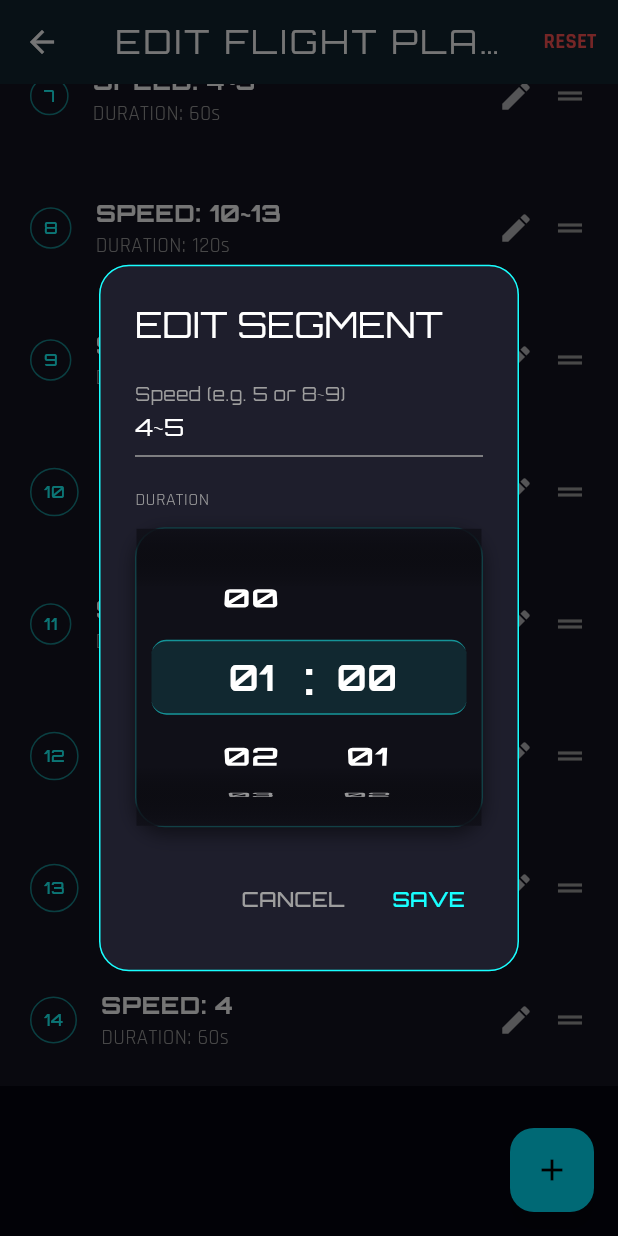
After one commit to Jay-Bang/ChronoDash, a Flutter app: the ProgramEditorScreen screen opened by its route, scrolled down 564 dp, after a tap on the "edit" icon, on a phone screen of 412 x 824 dp. The commit adds this screen. Run offline on Flutter 3.47's test engine with Material 3 defaults, Android fonts, the phone set to English and light mode, and no system bars; our stand-ins replace flutter_tts, google_fonts, shared_preferences, table_calendar, wakelock_plus; accounts and stored records are empty.

Commit message:
feat: Add Custom Program Editor with 3D Cyberpunk Time Picker

```diff
--- a/lib/main.dart
+++ b/lib/main.dart
@@ -5,6 +5,7 @@ import 'providers/timer_provider.dart';
 import 'screens/splash_screen.dart';
 import 'screens/running_screen.dart';
 import 'screens/home_screen.dart';
+import 'screens/program_editor_screen.dart';
 
 void main() {
   runApp(const IntervalWatchApp());
@@ -44,6 +45,7 @@ class IntervalWatchApp extends StatelessWidget {
         routes: {
           '/home': (context) => const HomeScreen(),
           '/running': (context) => const RunningScreen(),
+          '/editor': (context) => const ProgramEditorScreen(),
         },
       ),
     );
--- a/lib/models/interval_step.dart
+++ b/lib/models/interval_step.dart
@@ -1,11 +1,25 @@
 class IntervalStep {
   final int durationSeconds;
   final String speedLabel;
-  final String description; // Optional, e.g. "Warm up", "Sprint"
+  final String description;
 
-  const IntervalStep({
+  IntervalStep({
     required this.durationSeconds,
     required this.speedLabel,
     this.description = '',
   });
+
+  Map<String, dynamic> toJson() => {
+        'durationSeconds': durationSeconds,
+        'speedLabel': speedLabel,
+        'description': description,
+      };
+
+  factory IntervalStep.fromJson(Map<String, dynamic> json) {
+    return IntervalStep(
+      durationSeconds: json['durationSeconds'] ?? 60,
+      speedLabel: json['speedLabel'] ?? '4.0',
+      description: json['description'] ?? '',
+    );
+  }
 }
--- /dev/null
+++ b/lib/screens/program_editor_screen.dart
@@ -0,0 +1,207 @@
+import 'package:flutter/material.dart';
+import 'package:google_fonts/google_fonts.dart';
+import 'package:provider/provider.dart';
+import '../providers/timer_provider.dart';
+import '../models/interval_step.dart';
+import '../widgets/cyberpunk_time_picker.dart';
+
+class ProgramEditorScreen extends StatelessWidget {
+  const ProgramEditorScreen({super.key});
+
+  @override
+  Widget build(BuildContext context) {
+    return Scaffold(
+      backgroundColor: const Color(0xFF050510),
+      appBar: AppBar(
+        title: Text('EDIT FLIGHT PLAN', style: GoogleFonts.orbitron(letterSpacing: 2)),
+        centerTitle: true,
+        backgroundColor: Colors.transparent,
+        elevation: 0,
+        actions: [
+            TextButton(
+                onPressed: () {
+                    // Reset to default
+                    Provider.of<TimerProvider>(context, listen: false).resetProgramToDefault();
+                    ScaffoldMessenger.of(context).showSnackBar(const SnackBar(content: Text("Reset to Standard Program")));
+                },
+                child: Text("RESET", style: GoogleFonts.rajdhani(color: Colors.redAccent, fontWeight: FontWeight.bold))
+            )
+        ],
+      ),
+      body: Consumer<TimerProvider>(
+        builder: (context, provider, child) {
+          return ReorderableListView.builder(
+            padding: const EdgeInsets.only(bottom: 100),
+            itemCount: provider.program.length,
+            onReorder: (oldIndex, newIndex) {
+              provider.reorderSteps(oldIndex, newIndex);
+            },
+            itemBuilder: (context, index) {
+              final step = provider.program[index];
+              return Dismissible(
+                key: ValueKey('${step.speedLabel}_${step.durationSeconds}_$index'), // Unique key
+                direction: DismissDirection.endToStart,
+                onDismissed: (direction) {
+                  provider.removeStep(index);
+                },
+                background: Container(
+                  color: Colors.redAccent,
+                  alignment: Alignment.centerRight,
+                  padding: const EdgeInsets.only(right: 20),
+                  child: const Icon(Icons.delete, color: Colors.white),
+                ),
+                child: ListTile(
+                  key: ValueKey('${step.speedLabel}_${step.durationSeconds}_$index'),
+                  contentPadding: const EdgeInsets.symmetric(horizontal: 20, vertical: 8),
+                  tileColor: const Color(0xFF141420),
+                  leading: Container(
+                    padding: const EdgeInsets.all(8),
+                    decoration: BoxDecoration(
+                        shape: BoxShape.circle,
+                        border: Border.all(color: Colors.cyanAccent.withOpacity(0.5))
+                    ),
+                    child: Text('${index+1}', style: GoogleFonts.orbitron(color: Colors.cyanAccent)),
+                  ),
+                  title: Text(
+                    'SPEED: ${step.speedLabel}',
+                    style: GoogleFonts.orbitron(fontWeight: FontWeight.bold, color: Colors.white),
+                  ),
+                  subtitle: Text(
+                    'DURATION: ${step.durationSeconds}s',
+                    style: GoogleFonts.rajdhani(color: Colors.grey),
+                  ),
+                  trailing: Row(
+                    mainAxisSize: MainAxisSize.min,
+                    children: [
+                        IconButton(
+                            icon: const Icon(Icons.edit, color: Colors.white70),
+                            onPressed: () => _showEditDialog(context, provider, index, step),
+                        ),
+                        const Icon(Icons.drag_handle, color: Colors.grey),
+                    ],
+                  ),
+                ),
+              );
+            },
+          );
+        },
+      ),
+      floatingActionButton: FloatingActionButton(
+        backgroundColor: const Color(0xFF00E5FF),
+        child: const Icon(Icons.add, color: Colors.black),
+        onPressed: () {
+            _showAddDialog(context);
+        },
+      ),
+    );
+  }
+
+  void _showEditDialog(BuildContext context, TimerProvider provider, int index, IntervalStep step) {
+    final speedController = TextEditingController(text: step.speedLabel);
+    int currentDuration = step.durationSeconds;
+
+    showDialog(
+      context: context,
+      builder: (context) => AlertDialog(
+        backgroundColor: const Color(0xFF1E1E2C),
+        shape: RoundedRectangleBorder(borderRadius: BorderRadius.circular(20), side: const BorderSide(color: Colors.cyanAccent)),
+        title: Text('EDIT SEGMENT', style: GoogleFonts.orbitron(color: Colors.white)),
+        content: Column(
+          mainAxisSize: MainAxisSize.min,
+          crossAxisAlignment: CrossAxisAlignment.stretch,
+          children: [
+             TextField(
+                 controller: speedController,
+                 style: const TextStyle(color: Colors.white),
+                 decoration: const InputDecoration(
+                   labelText: 'Speed (e.g. 5 or 8~9)',
+                   labelStyle: TextStyle(color: Colors.grey),
+                   enabledBorder: UnderlineInputBorder(borderSide: BorderSide(color: Colors.grey)),
+                   focusedBorder: UnderlineInputBorder(borderSide: BorderSide(color: Colors.cyanAccent)),
+                 ),
+             ),
+             const SizedBox(height: 20),
+             Text('DURATION', style: GoogleFonts.rajdhani(color: Colors.grey, fontSize: 12)),
+             const SizedBox(height: 10),
+             CyberpunkTimePicker(
+               initialDurationSeconds: step.durationSeconds,
+               onDurationChanged: (val) {
+                 currentDuration = val;
+               },
+             ),
+          ],
+        ),
+        actions: [
+            TextButton(
+                onPressed: () => Navigator.pop(context),
+                child: const Text('CANCEL', style: TextStyle(color: Colors.grey)),
+            ),
+            TextButton(
+                onPressed: () {
+                    final newSpeed = speedController.text;
+                    if (currentDuration == 0) currentDuration = 60; // Validation
+                    provider.updateStep(index, IntervalStep(durationSeconds: currentDuration, speedLabel: newSpeed));
+                    Navigator.pop(context);
+                },
+                child: const Text('SAVE', style: TextStyle(color: Colors.cyanAccent)),
+            ),
+        ],
+      ),
+    );
+  }
+
+  void _showAddDialog(BuildContext context) {
+    final speedController = TextEditingController(text: '6.0');
+    int currentDuration = 60;
+
+    showDialog(
+      context: context,
+      builder: (context) => AlertDialog(
+        backgroundColor: const Color(0xFF1E1E2C),
+        shape: RoundedRectangleBorder(borderRadius: BorderRadius.circular(20), side: const BorderSide(color: Colors.cyanAccent)),
+        title: Text('NEW SEGMENT', style: GoogleFonts.orbitron(color: Colors.white)),
+        content: Column(
+          mainAxisSize: MainAxisSize.min,
+          crossAxisAlignment: CrossAxisAlignment.stretch,
+          children: [
+             TextField(
+                 controller: speedController,
+                 style: const TextStyle(color: Colors.white),
+                 decoration: const InputDecoration(
+                   labelText: 'Speed',
+                   labelStyle: TextStyle(color: Colors.grey),
+                   enabledBorder: UnderlineInputBorder(borderSide: BorderSide(color: Colors.grey)),
+                   focusedBorder: UnderlineInputBorder(borderSide: BorderSide(color: Colors.cyanAccent)),
+                 ),
+             ),
+             const SizedBox(height: 20),
+             Text('DURATION', style: GoogleFonts.rajdhani(color: Colors.grey, fontSize: 12)),
+             const SizedBox(height: 10),
+             CyberpunkTimePicker(
+               initialDurationSeconds: 60,
+               onDurationChanged: (val) {
+                 currentDuration = val;
+               },
+             ),
+          ],
+        ),
+        actions: [
+            TextButton(
+                onPressed: () => Navigator.pop(context),
+                child: const Text('CANCEL', style: TextStyle(color: Colors.grey)),
+            ),
+            TextButton(
+                onPressed: () {
+                    final provider = Provider.of<TimerProvider>(context, listen: false);
+                    final newSpeed = speedController.text;
+                    if (currentDuration == 0) currentDuration = 60; // Validation
+                    provider.addStep(IntervalStep(durationSeconds: currentDuration, speedLabel: newSpeed));
+                    Navigator.pop(context);
+                },
+                child: const Text('ADD', style: TextStyle(color: Colors.cyanAccent)),
+            ),
+        ],
+      ),
+    );
+  }
+}
--- a/lib/tabs/history_tab.dart
+++ b/lib/tabs/history_tab.dart
@@ -72,7 +72,7 @@ class _HistoryTabState extends State<HistoryTab> {
               lastDay: DateTime.utc(2030, 3, 14),
               focusedDay: _focusedDay,
               calendarFormat: _calendarFormat,
-              theme: CalendarThemeData(
+              calendarStyle: CalendarStyle(
                 selectedDecoration: const BoxDecoration(
                   color: Colors.pinkAccent,
                   shape: BoxShape.circle,
@@ -85,8 +85,6 @@ class _HistoryTabState extends State<HistoryTab> {
                   color: Color(0xFF00E5FF),
                   shape: BoxShape.circle,
                 ),
-              ),
-              calendarStyle: CalendarStyle(
                 defaultTextStyle: GoogleFonts.rajdhani(color: Colors.white),
                 weekendTextStyle: GoogleFonts.rajdhani(color: Colors.white70),
                 outsideTextStyle: GoogleFonts.rajdhani(color: Colors.grey),
--- a/lib/tabs/workout_tab.dart
+++ b/lib/tabs/workout_tab.dart
@@ -11,7 +11,7 @@ class WorkoutTab extends StatelessWidget {
 
   @override
   Widget build(BuildContext context) {
-    final timerProvider = Provider.of<TimerProvider>(context, listen: false);
+    final timerProvider = Provider.of<TimerProvider>(context, listen: true);
     final program = timerProvider.program;
 
     return Stack(
--- /dev/null
+++ b/lib/widgets/cyberpunk_time_picker.dart
@@ -0,0 +1,177 @@
+import 'package:flutter/material.dart';
+import 'package:flutter/services.dart';
+import 'package:google_fonts/google_fonts.dart';
+
+class CyberpunkTimePicker extends StatefulWidget {
+  final int initialDurationSeconds;
+  final ValueChanged<int> onDurationChanged;
+
+  const CyberpunkTimePicker({
+    super.key,
+    required this.initialDurationSeconds,
+    required this.onDurationChanged,
+  });
+
+  @override
+  State<CyberpunkTimePicker> createState() => _CyberpunkTimePickerState();
+}
+
+class _CyberpunkTimePickerState extends State<CyberpunkTimePicker> {
+  late FixedExtentScrollController _minController;
+  late FixedExtentScrollController _secController;
+
+  late int _minutes;
+  late int _seconds;
+
+  @override
+  void initState() {
+    super.initState();
+    _minutes = widget.initialDurationSeconds ~/ 60;
+    _seconds = widget.initialDurationSeconds % 60;
+    _minController = FixedExtentScrollController(initialItem: _minutes);
+    _secController = FixedExtentScrollController(initialItem: _seconds);
+  }
+
+  @override
+  void dispose() {
+    _minController.dispose();
+    _secController.dispose();
+    super.dispose();
+  }
+
+  void _notifyChange() {
+    widget.onDurationChanged(_minutes * 60 + _seconds);
+  }
+
+  @override
+  Widget build(BuildContext context) {
+    return Container(
+      height: 200,
+      decoration: BoxDecoration(
+        color: const Color(0xFF101018),
+        borderRadius: BorderRadius.circular(20),
+        border: Border.all(color: Colors.cyanAccent.withOpacity(0.2)),
+        boxShadow: [
+          BoxShadow(
+            color: Colors.black.withOpacity(0.5),
+            blurRadius: 10,
+            offset: const Offset(0, 4),
+          )
+        ]
+      ),
+      child: Stack(
+        alignment: Alignment.center,
+        children: [
+          // Selection Highlight Bar
+          Container(
+            height: 50,
+            margin: const EdgeInsets.symmetric(horizontal: 10),
+            decoration: BoxDecoration(
+              color: Colors.cyanAccent.withOpacity(0.1),
+              borderRadius: BorderRadius.circular(10),
+              border: Border.symmetric(
+                horizontal: BorderSide(color: Colors.cyanAccent.withOpacity(0.5)),
+              ),
+            ),
+          ),
+
+          Row(
+            mainAxisAlignment: MainAxisAlignment.center,
+            children: [
+              // Minutes Wheel
+              _buildWheel(
+                controller: _minController,
+                itemCount: 61,
+                label: 'MIN',
+                onChanged: (value) {
+                  _minutes = value;
+                  _notifyChange();
+                },
+              ),
+
+              // Separator
+              Text(
+                ':',
+                style: GoogleFonts.orbitron(
+                  fontSize: 30,
+                  color: Colors.white,
+                  fontWeight: FontWeight.bold,
+                ),
+              ),
+
+              // Seconds Wheel
+              _buildWheel(
+                controller: _secController,
+                itemCount: 60,
+                label: 'SEC',
+                onChanged: (value) {
+                  _seconds = value;
+                  _notifyChange();
+                },
+              ),
+            ],
+          ),
+
+          // Gradient Overlay so text fades out at top/bottom
+          Positioned.fill(
+            child: IgnorePointer(
+              child: Container(
+                decoration: BoxDecoration(
+                  gradient: LinearGradient(
+                    begin: Alignment.topCenter,
+                    end: Alignment.bottomCenter,
+                    colors: [
+                      const Color(0xFF101018).withOpacity(0.9),
+                      Colors.transparent,
+                      Colors.transparent,
+                      const Color(0xFF101018).withOpacity(0.9),
+                    ],
+                    stops: const [0.0, 0.2, 0.8, 1.0],
+                  ),
+                ),
+              ),
+            ),
+          ),
+        ],
+      ),
+    );
+  }
+
+  Widget _buildWheel({
+    required FixedExtentScrollController controller,
+    required int itemCount,
+    required String label,
+    required ValueChanged<int> onChanged,
+  }) {
+    return SizedBox(
+      width: 70,
+      child: ListWheelScrollView.useDelegate(
+        controller: controller,
+        itemExtent: 50,
+        perspective: 0.005,
+        diameterRatio: 1.2,
+        physics: const FixedExtentScrollPhysics(),
+        onSelectedItemChanged: (index) {
+          HapticFeedback.selectionClick();
+          onChanged(index);
+        },
+        childDelegate: ListWheelChildBuilderDelegate(
+          childCount: itemCount,
+          builder: (context, index) {
+            return Center(
+              child: Text(
+                index.toString().padLeft(2, '0'),
+                style: GoogleFonts.orbitron(
+                  fontSize: 24,
+                  fontWeight: FontWeight.bold,
+                  color: Colors.white, // Color logic handled by opacity/blur in real 3D engines, but here text style is static.
+                                       // However, the gradient overlay provides the fading effect.
+                ),
+              ),
+            );
+          },
+        ),
+      ),
+    );
+  }
+}
```
Also changed, not shown: lib/providers/timer_provider.dart (+89 -6 lines), lib/screens/home_screen.dart (+11 -1 lines), lib/services/storage_service.dart (+21 -0 lines).
